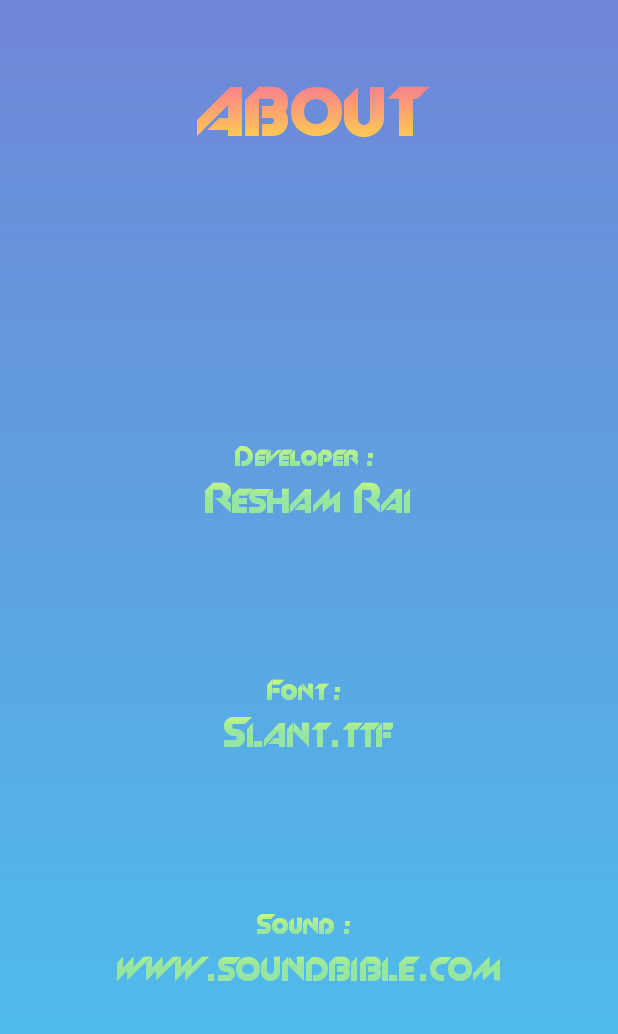
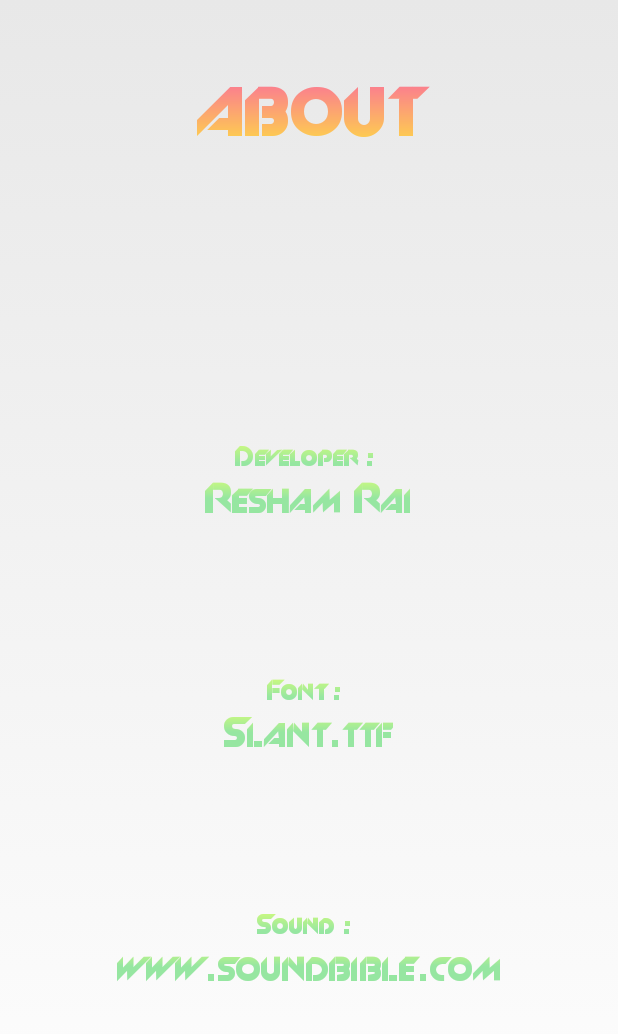
Before and after one commit to raiResham/Tic-Tac-Toe-with-GameTree-and-MinMax-Algorithm, an Android app: the AboutActivity screen opened directly, with no data from a screen before it, on a phone screen of 412 x 824 dp. Shown: the top 1034 px of the screen. Run offline under Robolectric (Android 15) with nearby library versions, the phone set to English and light mode, and no system bars.

Commit message:
Background changed of all activies.

```diff
--- a/app/src/main/java/cs193a/stanford/edu/tictactoe/MainActivity.java
+++ b/app/src/main/java/cs193a/stanford/edu/tictactoe/MainActivity.java
@@ -78,6 +78,10 @@ public class MainActivity extends Activity {
         levelView.setTypeface(face);
 
         progressBar = findViewById(R.id.progressbar);
+
+//        ((ProgressBar)findViewById(R.id.progressbar))
+//                .getIndeterminateDrawable()
+//                .setColorFilter(Color.RED, PorterDuff.Mode.SRC_IN);
 
         TextView modeView = (TextView) findViewById(R.id.modeId);
         modeView.setTypeface(face);
--- a/app/src/main/res/layout/activity_about.xml
+++ b/app/src/main/res/layout/activity_about.xml
@@ -3,7 +3,7 @@
     xmlns:app="http://schemas.android.com/apk/res-auto"
     xmlns:tools="http://schemas.android.com/tools"
     android:orientation="vertical"
-    android:background="@drawable/gradientbackground"
+
     android:layout_width="match_parent"
     android:layout_height="match_parent"
     android:gravity="center"
--- a/app/src/main/res/layout/activity_level.xml
+++ b/app/src/main/res/layout/activity_level.xml
@@ -6,7 +6,7 @@
     android:layout_width="match_parent"
     android:layout_height="match_parent"
     android:padding="20dp"
-    android:background="@drawable/gradientbackground"
+
     tools:context="cs193a.stanford.edu.tictactoe.LevelActivity">
 
     <TextView
--- a/app/src/main/res/layout/activity_main.xml
+++ b/app/src/main/res/layout/activity_main.xml
@@ -6,7 +6,7 @@
     android:layout_width="match_parent"
     android:layout_height="match_parent"
     android:padding="10dp"
-    android:background="@drawable/gradientbackground"
+
     tools:context="cs193a.stanford.edu.tictactoe.MainActivity">
 
     <TextView
--- a/app/src/main/res/layout/activity_menu.xml
+++ b/app/src/main/res/layout/activity_menu.xml
@@ -5,7 +5,7 @@
     xmlns:tools="http://schemas.android.com/tools"
     android:layout_width="match_parent"
     android:layout_height="match_parent"
-    android:background="@drawable/gradientbackground"
+
     tools:context="cs193a.stanford.edu.tictactoe.MenuActivity">
     <TextView
         android:id="@+id/gameName"
--- a/app/src/main/res/layout/activity_setting.xml
+++ b/app/src/main/res/layout/activity_setting.xml
@@ -5,7 +5,7 @@
     android:orientation="vertical"
     android:layout_width="match_parent"
     android:layout_height="match_parent"
-    android:background="@drawable/gradientbackground"
+
     android:padding="20dp"
     tools:context="cs193a.stanford.edu.tictactoe.SettingActivity">
     <TextView
--- a/app/src/main/res/layout/activity_turn.xml
+++ b/app/src/main/res/layout/activity_turn.xml
@@ -6,7 +6,7 @@
     android:layout_height="match_parent"
     android:padding="20dp"
     android:orientation="vertical"
-    android:background="@drawable/gradientbackground"
+
     tools:context="cs193a.stanford.edu.tictactoe.TurnActivity">
 
     <TextView
```
